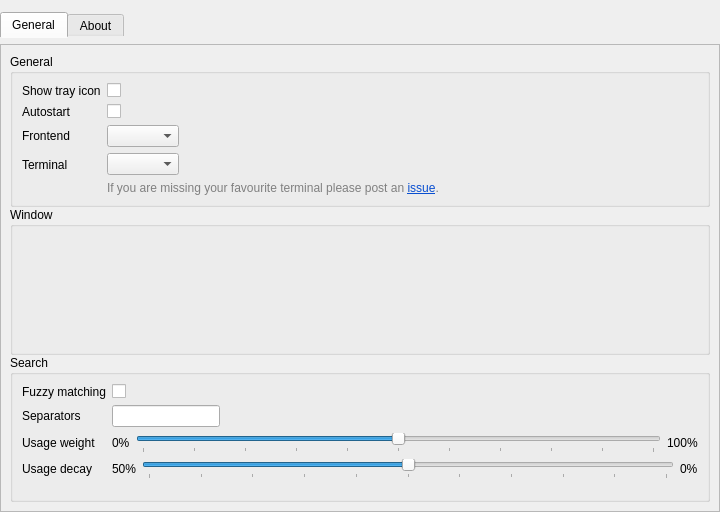
Qt form src/settings/settingswindow.ui (albertlauncher/albert) before a commit.
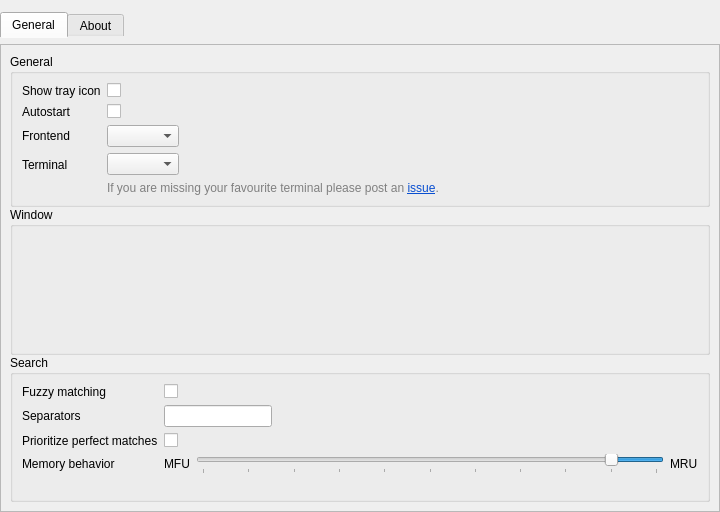
The same form after that commit. Icons and pictures are not drawn.

Commit message: Drop usage weight. Add option to prioritize perfect matches.

```diff
--- a/src/settings/settingswindow.ui
+++ b/src/settings/settingswindow.ui
@@ -263,63 +263,21 @@
               <item row="2" column="0">
                <widget class="QLabel" name="label_weight">
                 <property name="text">
-                 <string>Usage weight</string>
-                </property>
-                <property name="buddy">
-                 <cstring>slider_weight</cstring>
+                 <string>Prioritize perfect matches</string>
                 </property>
                </widget>
               </item>
               <item row="2" column="1">
-               <layout class="QHBoxLayout" name="horizontalLayout">
-                <item>
-                 <widget class="QLabel" name="label">
-                  <property name="text">
-                   <string>0%</string>
-                  </property>
-                 </widget>
-                </item>
-                <item>
-                 <widget class="QSlider" name="slider_weight">
-                  <property name="toolTip">
-                   <string>&lt;html&gt;&lt;head/&gt;&lt;body&gt;&lt;p&gt;The weight of the usage history while sorting the results. Note that setting the edge cases 0%/100% ignore usage/match scores entirely.&lt;/p&gt;&lt;/body&gt;&lt;/html&gt;</string>
-                  </property>
-                  <property name="minimum">
-                   <number>0</number>
-                  </property>
-                  <property name="maximum">
-                   <number>100</number>
-                  </property>
-                  <property name="singleStep">
-                   <number>10</number>
-                  </property>
-                  <property name="value">
-                   <number>50</number>
-                  </property>
-                  <property name="orientation">
-                   <enum>Qt::Horizontal</enum>
-                  </property>
-                  <property name="tickPosition">
-                   <enum>QSlider::TicksBelow</enum>
-                  </property>
-                  <property name="tickInterval">
-                   <number>10</number>
-                  </property>
-                 </widget>
-                </item>
-                <item>
-                 <widget class="QLabel" name="label_2">
-                  <property name="text">
-                   <string>100%</string>
-                  </property>
-                 </widget>
-                </item>
-               </layout>
+               <widget class="QCheckBox" name="checkBox_prioritizePerfectMatch">
+                <property name="text">
+                 <string/>
+                </property>
+               </widget>
               </item>
               <item row="3" column="0">
                <widget class="QLabel" name="label_decay">
                 <property name="text">
-                 <string>Usage decay</string>
+                 <string>Memory behavior</string>
                 </property>
                 <property name="buddy">
                  <cstring>slider_decay</cstring>
@@ -329,12 +287,12 @@
               <item row="3" column="1">
                <layout class="QHBoxLayout" name="horizontalLayout_3">
                 <item>
-                 <widget class="QLabel" name="label_3">
+                 <widget class="QLabel" name="label_4">
                   <property name="toolTip">
                    <string>Forget fast. Most recently used.</string>
                   </property>
                   <property name="text">
-                   <string>50%</string>
+                   <string>MFU</string>
                   </property>
                  </widget>
                 </item>
@@ -356,13 +314,13 @@
                    <number>5</number>
                   </property>
                   <property name="sliderPosition">
-                   <number>75</number>
+                   <number>55</number>
                   </property>
                   <property name="orientation">
                    <enum>Qt::Horizontal</enum>
                   </property>
                   <property name="invertedAppearance">
-                   <bool>false</bool>
+                   <bool>true</bool>
                   </property>
                   <property name="tickPosition">
                    <enum>QSlider::TicksBelow</enum>
@@ -373,12 +331,12 @@
                  </widget>
                 </item>
                 <item>
-                 <widget class="QLabel" name="label_4">
+                 <widget class="QLabel" name="label_3">
                   <property name="toolTip">
                    <string>Remember everything. Most frequently used.</string>
                   </property>
                   <property name="text">
-                   <string>0%</string>
+                   <string>MRU</string>
                   </property>
                  </widget>
                 </item>
```
Left out of the diff: 8 changed lines with no effect on the pictures. The commit also changes 6 other files.
